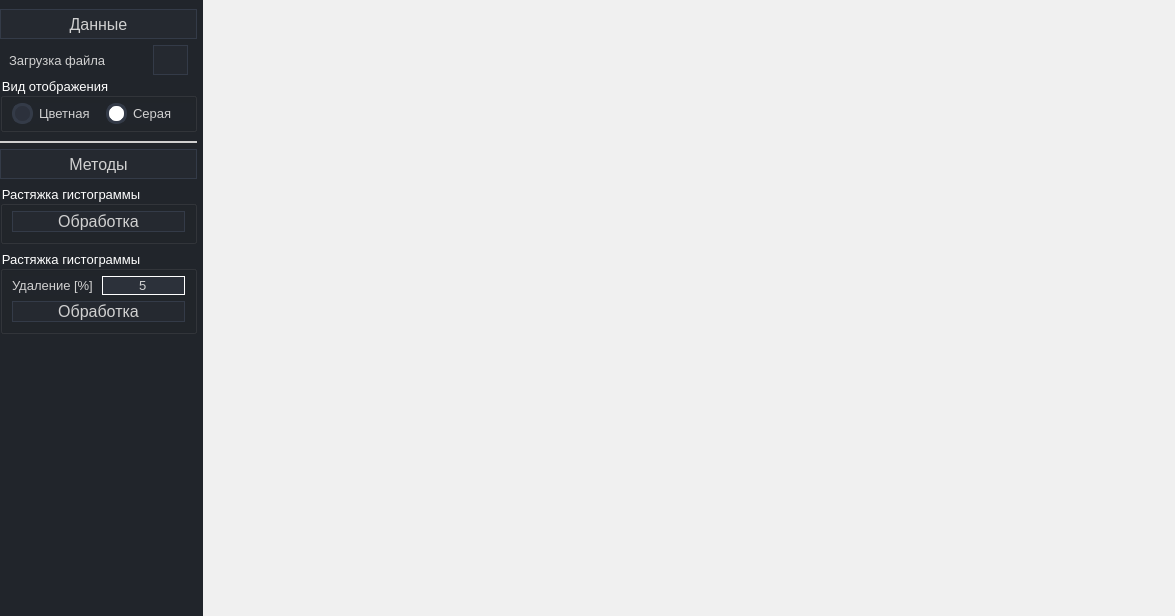
Before: the Qt Designer form gui.ui in SkorEgor/Brightness_Editor, drawn with Qt 5.
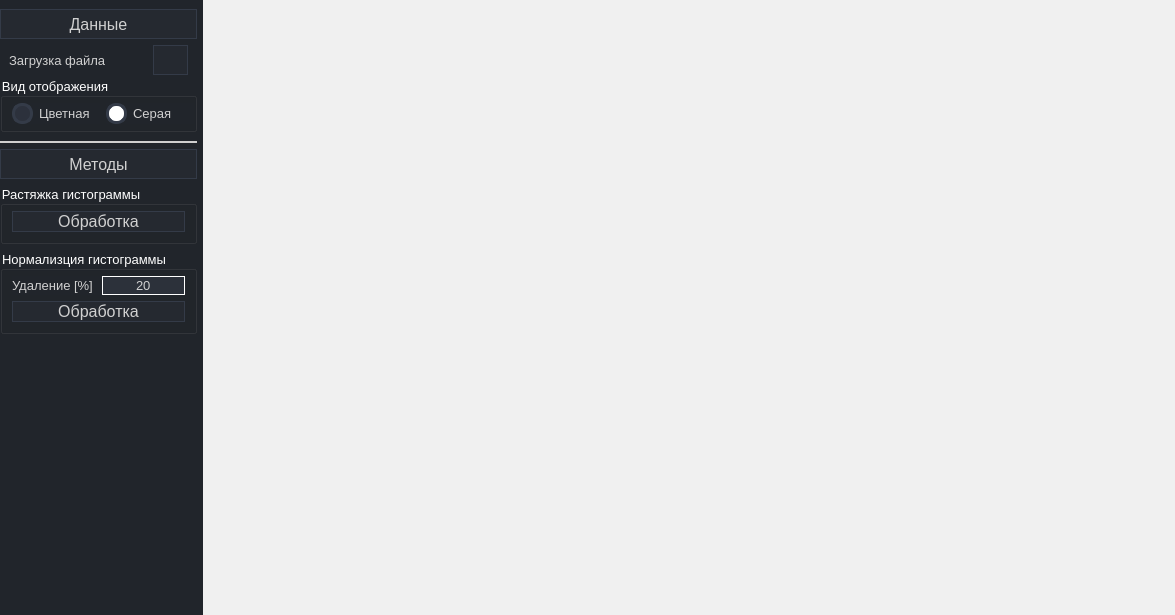
After: the same form once the commit is applied. Icons and pictures are not drawn.

Commit message: normalization_histogram_done

Patch:
```diff
--- a/gui.ui
+++ b/gui.ui
@@ -7,7 +7,7 @@
     <x>0</x>
     <y>0</y>
     <width>1175</width>
-    <height>616</height>
+    <height>615</height>
    </rect>
   </property>
   <property name="windowTitle">
@@ -277,7 +277,7 @@
               <x>0</x>
               <y>0</y>
               <width>200</width>
-              <height>610</height>
+              <height>609</height>
              </rect>
             </property>
             <layout class="QVBoxLayout" name="verticalLayout_2">
@@ -511,7 +511,7 @@
                  <number>0</number>
                 </property>
                 <property name="bottomMargin">
-                 <number>20</number>
+                 <number>0</number>
                 </property>
                 <item>
                  <widget class="QGroupBox" name="groupBox_stretch">
@@ -579,27 +579,6 @@
                  </widget>
                 </item>
                 <item>
-                 <widget class="QWidget" name="widget_normalization" native="true">
-                  <property name="minimumSize">
-                   <size>
-                    <width>0</width>
-                    <height>0</height>
-                   </size>
-                  </property>
-                  <layout class="QVBoxLayout" name="layout_normalization">
-                   <property name="leftMargin">
-                    <number>0</number>
-                   </property>
-                   <property name="topMargin">
-                    <number>0</number>
-                   </property>
-                   <property name="rightMargin">
-                    <number>0</number>
-                   </property>
-                   <property name="bottomMargin">
-                    <number>20</number>
-                   </property>
-                   <item>
                     <widget class="QGroupBox" name="groupBox_normalization">
                      <property name="sizePolicy">
                       <sizepolicy hsizetype="Preferred" vsizetype="Maximum">
@@ -608,9 +587,9 @@
                       </sizepolicy>
                      </property>
                      <property name="title">
-                      <string>Растяжка гистограммы</string>
-                     </property>
-                     <layout class="QVBoxLayout" name="layout_normalization_2" stretch="0,0">
+                   <string>Нормализция гистограммы</string>
+                  </property>
+                  <layout class="QVBoxLayout" name="layout_normalization" stretch="0,0">
                       <property name="spacing">
                        <number>6</number>
                       </property>
@@ -654,7 +633,7 @@
                          <item>
                           <widget class="QLineEdit" name="lineEdit_percent_normalization">
                            <property name="text">
-                            <string>5</string>
+                         <string>20</string>
                            </property>
                            <property name="alignment">
                             <set>Qt::AlignCenter</set>
@@ -697,9 +676,6 @@
                         <property name="text">
                          <string>Обработка</string>
                         </property>
-                       </widget>
-                      </item>
-                     </layout>
                     </widget>
                    </item>
                   </layout>
```
Left out of the diff: 2 changed lines with no effect on the pictures. Lines whose indentation alone changed are shown as unchanged. The commit also changes 3 other files.
